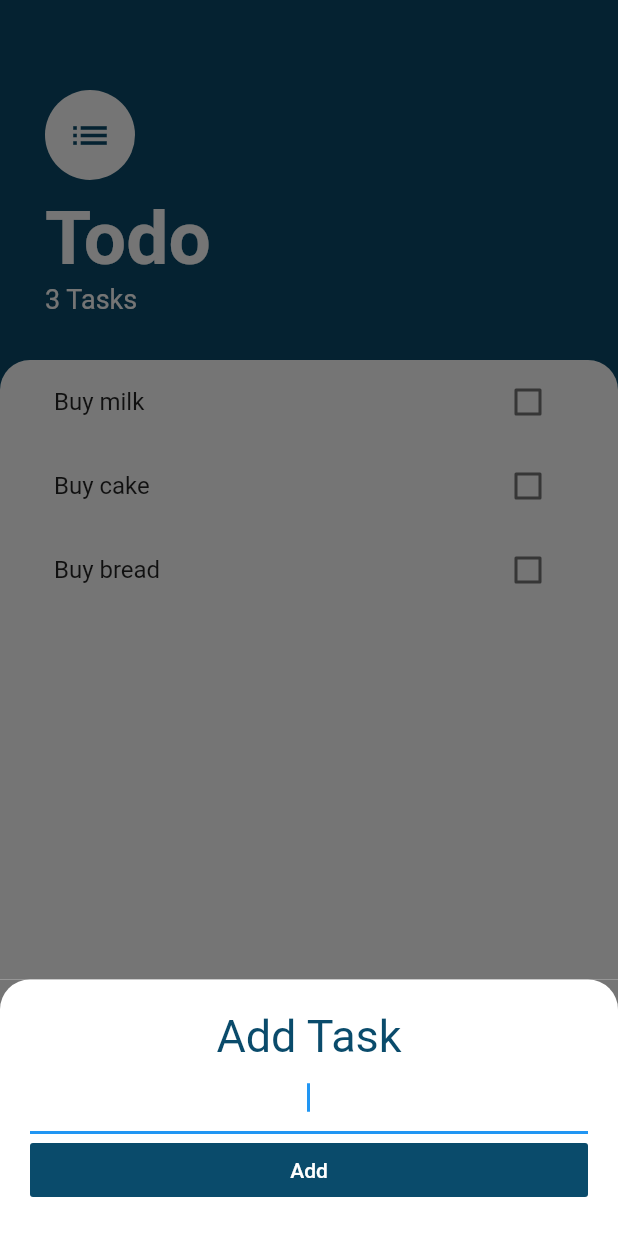
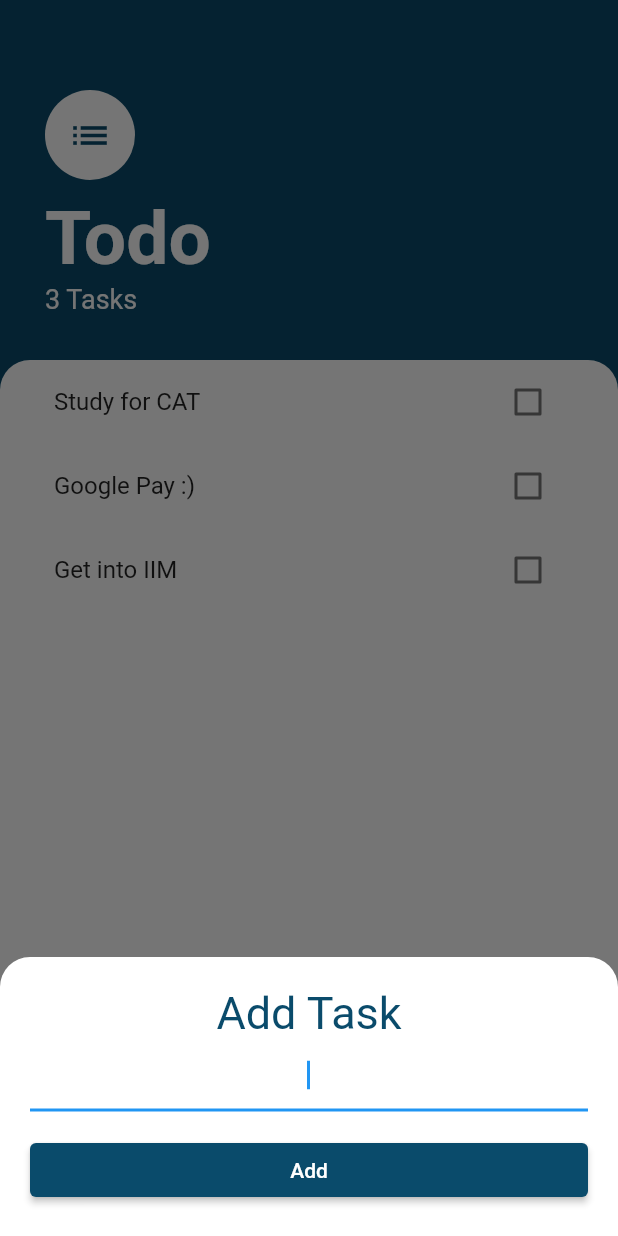
Before and after one commit to bafnasumi/myboard_no, a Flutter app: the ToDo screen opened by its route, after a tap on the "add" icon, on a phone screen of 412 x 824 dp. Run offline on Flutter 3.47's test engine with Material 2 defaults, Android fonts, the phone set to English and light mode, and no system bars; our stand-ins replace animated_splash_screen, avatar_glow, file_picker, firebase_auth, firebase_core, firebase_storage and 7 more; missing offline and left inert: highlight_text, stack_board; accounts and stored records are empty.

Commit message:
todo complete

```diff
--- a/lib/pages/todo.dart
+++ b/lib/pages/todo.dart
@@ -1,31 +1,8 @@
 // ignore_for_file: prefer_const_literals_to_create_immutables, prefer_const_constructors, use_key_in_widget_constructors, prefer_const_constructors_in_immutables, avoid_unnecessary_containers
-
-
 
 import 'package:flutter/material.dart';
 import 'package:provider/provider.dart';
 import 'dart:collection';
-
-// class AppProviders extends StatelessWidget {
-//   final Widget? child;
-
-//   AppProviders({this.child});
-
-//   @override
-//   Widget build(BuildContext context) {
-//     return MultiProvider(
-//       providers: [
-//         ChangeNotifierProvider<TaskData>(
-//           builder: (context) => Posts(),
-//         ),
-//         ChangeNotifierProvider<Settings>(
-//           builder: (context) => Settings(),
-//         ),
-//       ],
-//       child: child;
-//     );
-//   }
-// }
 
 class ToDo extends StatelessWidget {
   @override
@@ -109,7 +86,7 @@ class ToDo extends StatelessWidget {
 class TasksList extends StatelessWidget {
   @override
   Widget build(BuildContext context) {
-    return  Consumer<TaskData>(
+    return Consumer<TaskData>(
       builder: (context, taskData, child) {
         return ListView.builder(
           itemBuilder: (context, index) {
@@ -169,7 +146,7 @@ class TaskTile extends StatelessWidget {
 class AddTaskScreen extends StatelessWidget {
   @override
   Widget build(BuildContext context) {
-    String newTaskTitle;
+    String? newTaskTitle;
 
     return Container(
       color: Color(0xff757575),
@@ -200,18 +177,25 @@ class AddTaskScreen extends StatelessWidget {
                 newTaskTitle = newText;
               },
             ),
+            SizedBox(
+              height: 15,
+            ),
             // ignore: deprecated_member_use
-            FlatButton(
+            ElevatedButton(
               child: Text(
                 'Add',
                 style: TextStyle(
-                  color: Colors.white,
-                ),
+                    // color: Colors.white,
+                    // backgroundcolor: Color.fromARGB(255, 10, 75, 107),
+                    ),
               ),
-              color: Color.fromARGB(255, 10, 75, 107),
+              style: ElevatedButton.styleFrom(
+                primary: Color.fromARGB(255, 10, 75, 107),
+              ),
               onPressed: () {
-                // addTask(newTaskTitle);
-                // AddTask();
+
+                Provider.of<TaskData>(context, listen: false)
+                    .addTask(newTaskTitle!);
                 Navigator.pop(context);
               },
             ),
@@ -227,9 +211,9 @@ class AddTaskScreen extends StatelessWidget {
 class TaskData extends ChangeNotifier {
   // ignore: prefer_final_fields
   List<Task> _tasks = [
-    Task(name: 'Buy milk'),
-    Task(name: 'Buy cake'),
-    Task(name: 'Buy bread'),
+    Task(name: 'Study for CAT'),
+    Task(name: 'Google Pay :)'),
+    Task(name: 'Get into IIM'),
   ];
 
   UnmodifiableListView<Task> get tasks {
```
